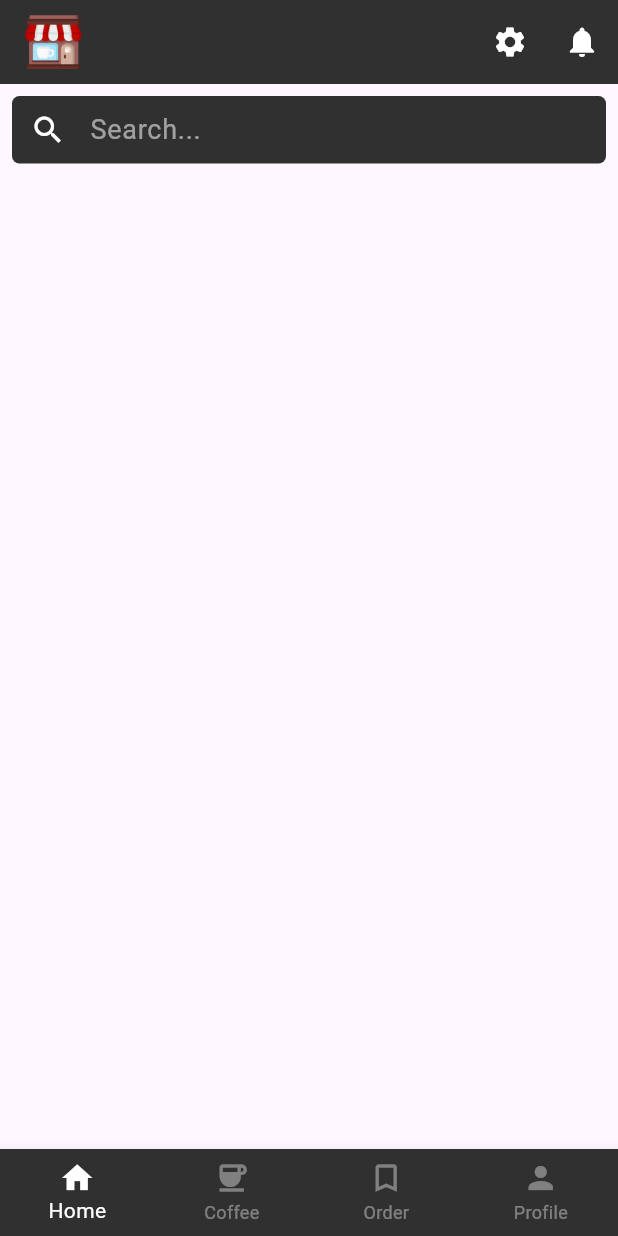
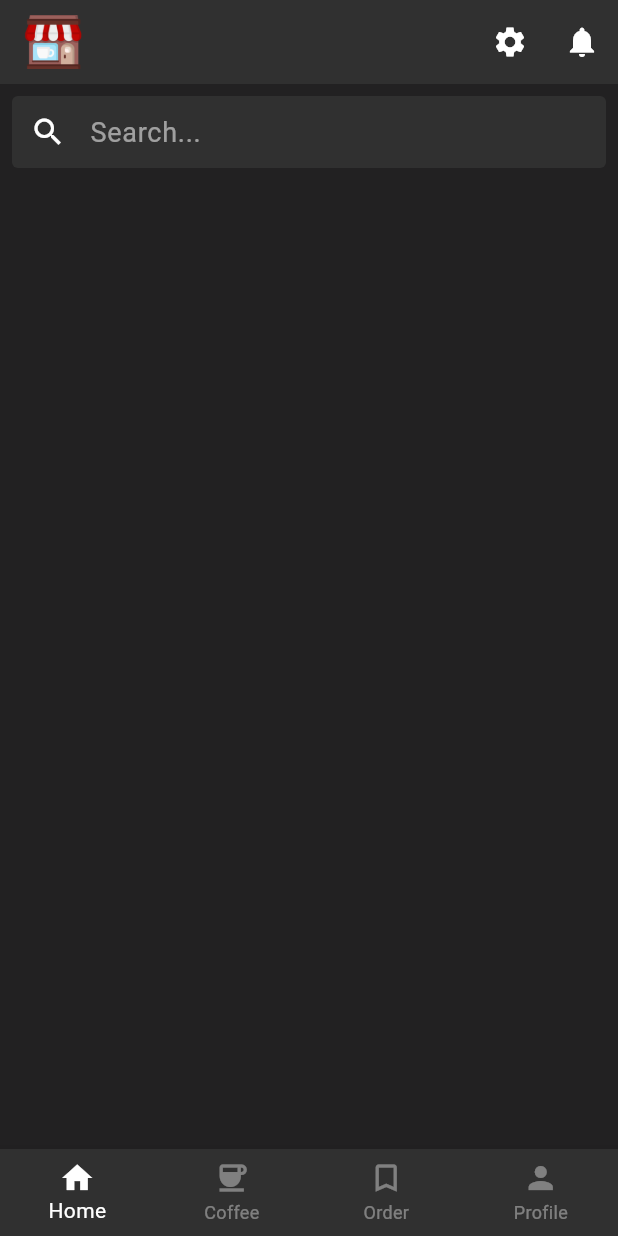
Before and after one commit to phuuhour/Project_Flutter, a Flutter app: the screen it shows after launch, on a phone screen of 412 x 824 dp. Run offline on Flutter 3.47's test engine with Material 3 defaults, Android fonts, the phone set to English and light mode, and no system bars.

```diff
--- a/lib/DashBoard.dart
+++ b/lib/DashBoard.dart
@@ -64,7 +64,10 @@ class DashBoard extends StatelessWidget {
           ),
         ],
       ),
-      body: SafeArea(
+      body: Container(
+        color: Colors.black87,
+        height: MediaQuery.of(context).size.height,
+        width: MediaQuery.of(context).size.width,
         child: Padding(
           padding: const EdgeInsets.all(8.0),
           child: SizedBox(
@@ -85,15 +88,8 @@ class DashBoard extends StatelessWidget {
                 hintText: 'Search...',
                 hintStyle: const TextStyle(color: Colors.white54),
                 border: OutlineInputBorder(
-                  borderRadius: BorderRadius.circular(5),
+                  borderRadius: BorderRadius.circular(4),
                   borderSide: BorderSide.none,
-                ),
-                focusedBorder: OutlineInputBorder(
-                  borderRadius: BorderRadius.circular(5),
-                  borderSide: BorderSide(
-                    color: Colors.blue.withOpacity(0.20),
-                    width: 1,
-                  ),
                 ),
                 fillColor: Colors.grey[850],
                 filled: true,
```
